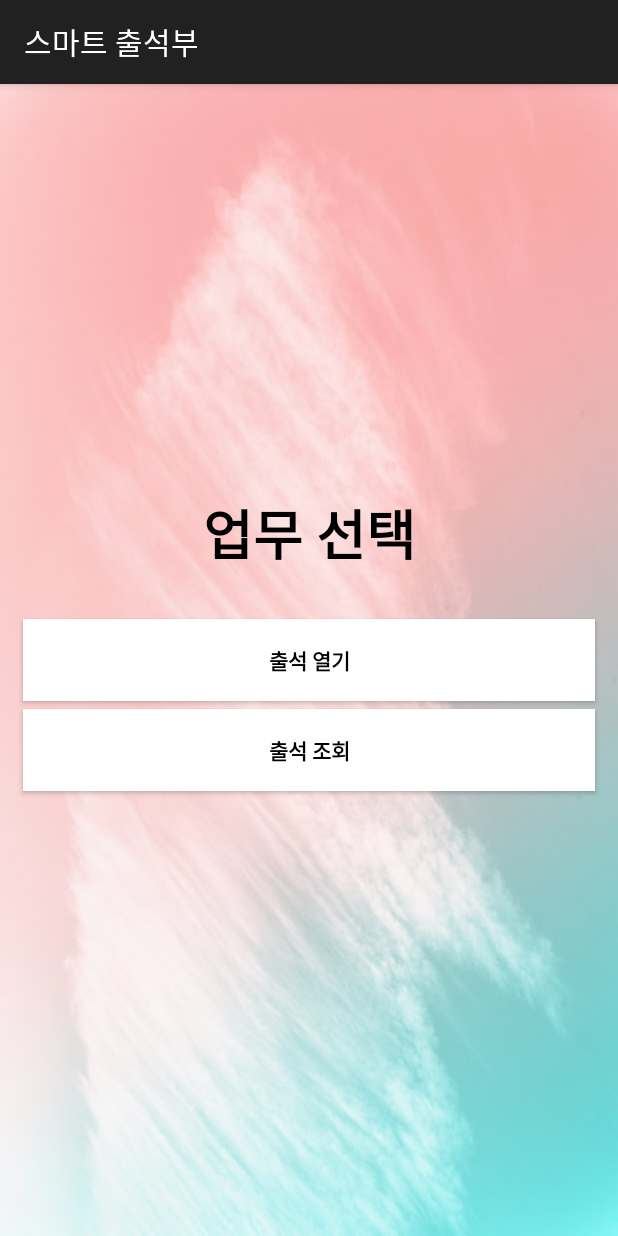
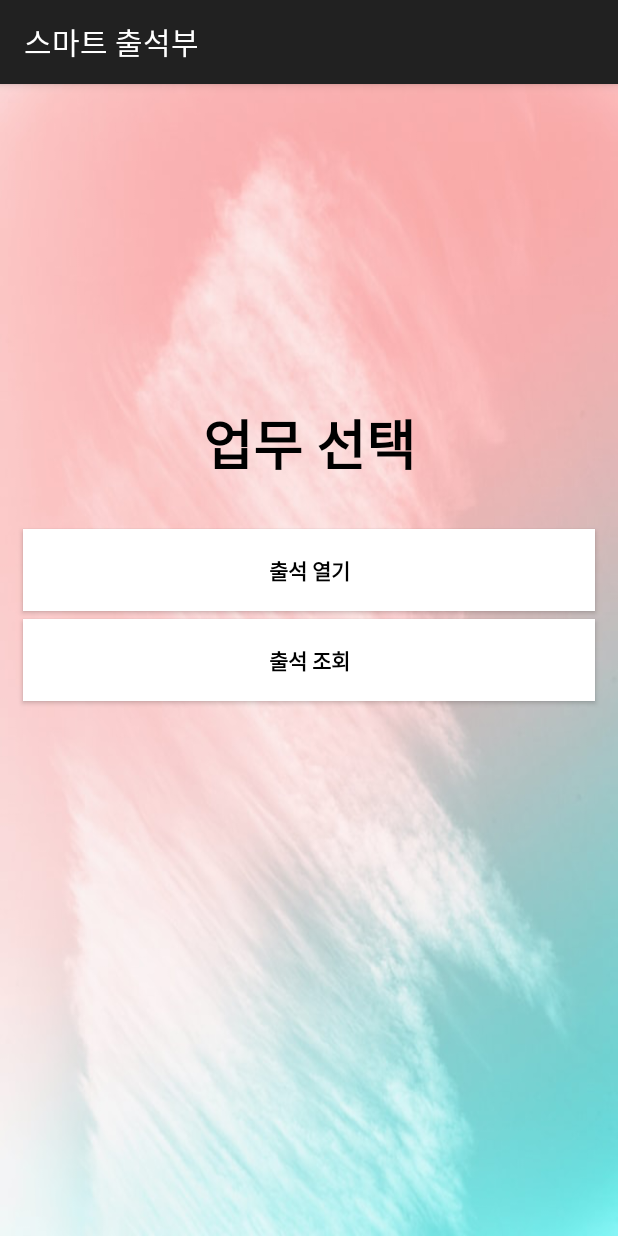
Before and after one commit to Leekm0912/3-1_SmartAttendance, an Android app: the MenuChoice screen opened directly, with no data from a screen before it, on a phone screen of 412 x 824 dp. Run offline under Robolectric (Android 15) with nearby library versions, the phone set to English and light mode, and no system bars; Roboto replaces fonts that are not available here.

Commit message:
디자인 개선
액션바 일부 제거/위젯 위치 조정

```diff
--- a/Android/SmartAttendance_Android-master/app/src/main/java/yc/ac/smartattendance/Login.java
+++ b/Android/SmartAttendance_Android-master/app/src/main/java/yc/ac/smartattendance/Login.java
@@ -7,6 +7,7 @@ import android.content.Intent;
 import android.os.Bundle;
 import android.util.Log;
 import android.view.View;
+import android.view.Window;
 import android.widget.Button;
 import android.widget.EditText;
 import android.widget.ImageView;
@@ -34,6 +35,7 @@ public class Login extends AppCompatActivity {
 
     @Override
     protected void onCreate(Bundle savedInstanceState) {
+        supportRequestWindowFeature(Window.FEATURE_NO_TITLE);
         super.onCreate(savedInstanceState);
         setContentView(R.layout.activity_login);
 
--- a/Android/SmartAttendance_Android-master/app/src/main/res/layout/activity_menu_choice.xml
+++ b/Android/SmartAttendance_Android-master/app/src/main/res/layout/activity_menu_choice.xml
@@ -16,9 +16,28 @@
         android:layout_marginLeft="15dp"
         android:layout_marginEnd="15dp"
         android:layout_marginRight="15dp"
+        android:layout_marginBottom="5dp"
         android:background="@color/ic_launcher_background"
         android:onClick="openClick"
         android:text="출석 열기"
+        android:textColor="#000000"
+        android:textStyle="bold"
+        app:layout_constraintBottom_toTopOf="@+id/button3"
+        app:layout_constraintDimensionRatio="7"
+        app:layout_constraintEnd_toEndOf="parent"
+        app:layout_constraintStart_toStartOf="parent" />
+
+    <Button
+        android:id="@+id/button3"
+        android:layout_width="0dp"
+        android:layout_height="0dp"
+        android:layout_marginStart="15dp"
+        android:layout_marginLeft="15dp"
+        android:layout_marginEnd="15dp"
+        android:layout_marginRight="15dp"
+        android:background="#FFFFFF"
+        android:onClick="searchClick"
+        android:text="출석 조회"
         android:textColor="#000000"
         android:textStyle="bold"
         app:layout_constraintBottom_toBottomOf="parent"
@@ -26,25 +45,6 @@
         app:layout_constraintEnd_toEndOf="parent"
         app:layout_constraintStart_toStartOf="parent"
         app:layout_constraintTop_toTopOf="parent" />
-
-    <Button
-        android:id="@+id/button3"
-        android:layout_width="0dp"
-        android:layout_height="0dp"
-        android:layout_marginStart="15dp"
-        android:layout_marginLeft="15dp"
-        android:layout_marginTop="5dp"
-        android:layout_marginEnd="15dp"
-        android:layout_marginRight="15dp"
-        android:background="#FFFFFF"
-        android:onClick="searchClick"
-        android:text="출석 조회"
-        android:textColor="#000000"
-        android:textStyle="bold"
-        app:layout_constraintDimensionRatio="7"
-        app:layout_constraintEnd_toEndOf="parent"
-        app:layout_constraintStart_toStartOf="parent"
-        app:layout_constraintTop_toBottomOf="@+id/button2" />
 
     <TextView
         android:id="@+id/textView7"
--- a/Android/SmartAttendance_Android-master/app/src/main/res/layout/activity_search_attendance.xml
+++ b/Android/SmartAttendance_Android-master/app/src/main/res/layout/activity_search_attendance.xml
@@ -70,6 +70,7 @@
         android:onClick="searchClick"
         android:text="조회"
         android:textColor="#000000"
+        android:textSize="14sp"
         android:textStyle="bold"
         app:layout_constraintBottom_toBottomOf="parent"
         app:layout_constraintDimensionRatio="9"
```
